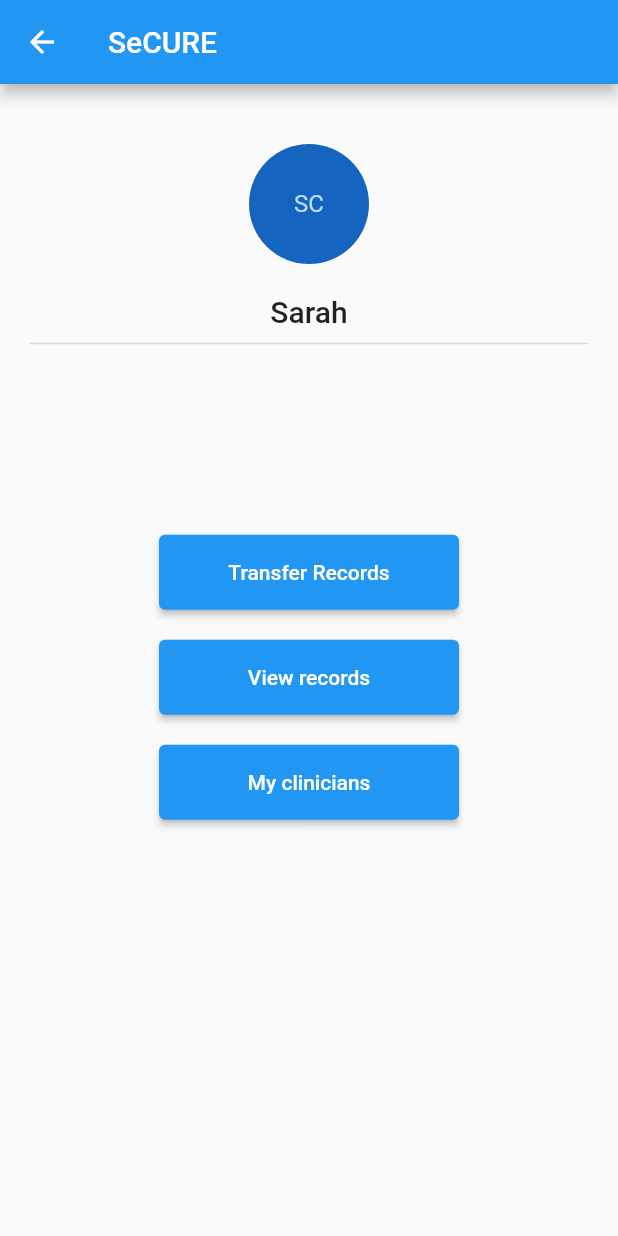
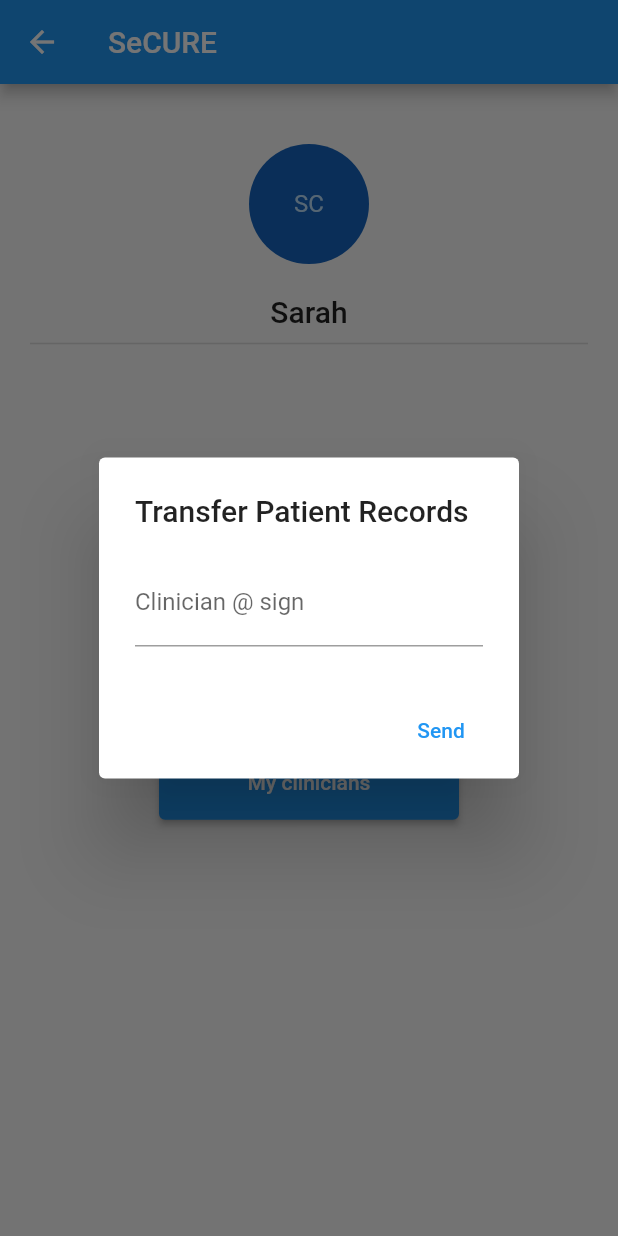
Before and after one commit to ujjainidas/secure, a Flutter app: the PatientDashboard screen opened directly, after a tap on "Transfer Records", on a phone screen of 412 x 824 dp. Run offline on Flutter 3.47's test engine with Material 2 defaults, Android fonts, the phone set to English and light mode, and no system bars; our stand-ins replace shared_preferences; accounts and stored records are empty.

Commit message:
popup function for patient dashboard working

```diff
--- a/lib/screens/patient_dashboard.dart
+++ b/lib/screens/patient_dashboard.dart
@@ -92,7 +92,12 @@ class _PatientDashboard extends State<PatientDashboard> {
                         width: 200.0,
                         height: 50.0,
                         child: ElevatedButton(
-                          onPressed: () {},
+                          onPressed: () {
+                            showDialog(
+                                context: context,
+                                builder: (BuildContext context) => _buildPopupDialogTransfer(context)
+                            );
+                          },
                           child: const Text('Transfer Records'),
                         ),
                       ),
@@ -128,4 +133,31 @@ class _PatientDashboard extends State<PatientDashboard> {
       ),// This trailing comma makes auto-formatting nicer for build methods.
     );
   }
+
+  Widget _buildPopupDialogTransfer(BuildContext context) {
+    return new AlertDialog(
+      title: const Text('Transfer Patient Records'),
+      content: new Column(
+        mainAxisSize: MainAxisSize.min,
+        crossAxisAlignment: CrossAxisAlignment.start,
+        children: <Widget>[
+          TextFormField(
+            decoration: InputDecoration(
+                border: UnderlineInputBorder(),
+                labelText: 'Clinician @ sign'
+            )
+          )
+        ],
+      ),
+      actions: <Widget>[
+        new FlatButton(
+          onPressed: () {
+            Navigator.of(context).pop();
+          },
+          textColor: Theme.of(context).primaryColor,
+          child: const Text('Send'),
+        ),
+      ],
+    );
+  }
 }
```
